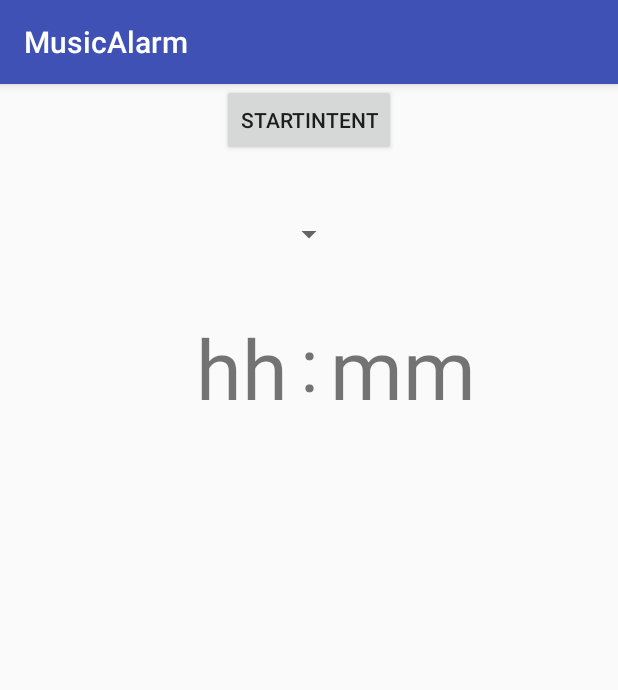
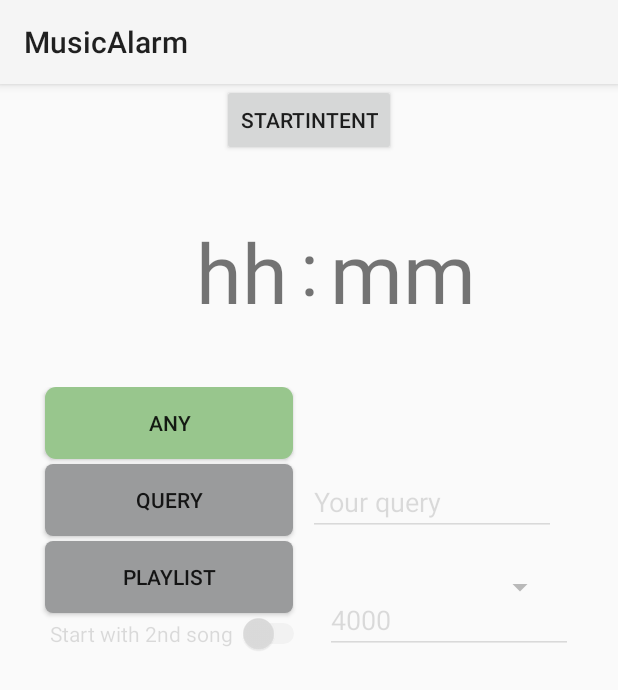
Before and after one commit to Drop92/MusicAlarm, an Android app: the screen it shows after launch (MainActivity), on a phone screen of 412 x 824 dp. Shown: the top 690 px of the screen. Run offline under Robolectric (Android 15) with nearby library versions, the phone set to English and light mode, and no system bars; 1 statement that could not run was skipped.

Commit message:
add playback config fragment

```diff
--- a/build.gradle
+++ b/build.gradle
@@ -7,7 +7,7 @@ buildscript {
         jcenter()
     }
     dependencies {
-        classpath 'com.android.tools.build:gradle:3.1.0'
+        classpath 'com.android.tools.build:gradle:3.1.1'
         classpath "org.jetbrains.kotlin:kotlin-gradle-plugin:$kotlin_version"
 
         // NOTE: Do not place your application dependencies here; they belong
--- a/mobile/src/main/AndroidManifest.xml
+++ b/mobile/src/main/AndroidManifest.xml
@@ -8,7 +8,7 @@
         android:label="@string/app_name"
         android:roundIcon="@mipmap/ic_launcher_round"
         android:supportsRtl="true"
-        android:theme="@style/AppTheme">
+        android:theme="@style/Theme.AppCompat.DayNight">
         <activity android:name=".MainActivity">
             <intent-filter>
                 <action android:name="android.intent.action.MAIN" />
--- a/mobile/src/main/java/com/drop92/musicalarm/MainActivity.kt
+++ b/mobile/src/main/java/com/drop92/musicalarm/MainActivity.kt
@@ -3,28 +3,26 @@ package com.drop92.musicalarm
 import android.app.AlarmManager
 import android.content.Context
 import android.content.Intent
-import android.net.Uri
 import android.support.v7.app.AppCompatActivity
 import android.os.Bundle
 import android.util.Log
-import android.widget.ArrayAdapter
 import android.widget.Toast
+import com.drop92.musicalarm.fragment.PlaybackConfigFragment
 import com.drop92.musicalarm.fragment.TimePickerFragment
 import com.drop92.musicalarm.model.PlaybackType
 import kotlinx.android.synthetic.main.activity_main.*
 import java.util.*
-import kotlin.collections.ArrayList
 import kotlin.concurrent.timerTask
 
-class MainActivity : AppCompatActivity(), TimePickerFragment.OnFragmentInteractionListener {
-    private val TAG = "Debug"
+class MainActivity : AppCompatActivity(), TimePickerFragment.OnTimePickerFragmentInteractionListener, PlaybackConfigFragment.OnPlaybackConfigFragmentInteractionListener {
     private val FEELING_LUCKY_QUERY = ""
-    private val NEXT_SONG_TIMEOUT = 5000
+    private val NEXT_SONG_TO_DEFAULT = 4000L
 
     private lateinit var am: AlarmManager
     private lateinit var con: Context
-    private lateinit var playbackType: PlaybackType
-    private lateinit var playbackQuery: String
+    private var playbackType: PlaybackType = PlaybackType.SMART_CHOICE_QUERY
+    private var playbackQuery: String = FEELING_LUCKY_QUERY
+    private var nextSongTO: Long = NEXT_SONG_TO_DEFAULT
 
     override fun onCreate(savedInstanceState: Bundle?) {
         super.onCreate(savedInstanceState)
@@ -36,20 +34,6 @@ class MainActivity : AppCompatActivity(), TimePickerFragment.OnFragmentInteracti
 
         am = getSystemService(Context.ALARM_SERVICE) as AlarmManager
         con = this
-
-        setPlaybackQuery(FEELING_LUCKY_QUERY)
-        setPlaybackType(PlaybackType.SMART_CHOICE_QUERY)
-
-        Thread({fetchPlaylists()}).start()
-    }
-
-    private fun fetchPlaylists() {
-        var playlists = findPlaylists()
-        runOnUiThread({playlist_spinner.adapter = ArrayAdapter(this, android.R.layout.simple_spinner_dropdown_item, playlists)})
-    }
-
-    private fun getSelectedPlaylist(): String {
-        return playlist_spinner.getSelectedItem().toString()
     }
 
     private fun setPlaybackType(newPlaybackType: PlaybackType) {
@@ -57,6 +41,10 @@ class MainActivity : AppCompatActivity(), TimePickerFragment.OnFragmentInteracti
     }
     private fun setPlaybackQuery(newPlaybackQuery: String) {
         playbackQuery = newPlaybackQuery
+    }
+
+    private fun setNextSongTO(newTO: Long) {
+        nextSongTO = newTO
     }
 
     private fun scheduleAlarm(msTimeout: Long) {
@@ -78,21 +66,6 @@ class MainActivity : AppCompatActivity(), TimePickerFragment.OnFragmentInteracti
         scheduleAlarm(5 * 60 * 1000)
     }
 
-    private fun findPlaylists(): ArrayList<String> {
-        Thread.sleep(5000)
-        var playLists = arrayListOf<String>()
-        val projection = arrayOf("playlist_name")
-        val playlistUri = Uri.parse("content://com.google.android.music.MusicContent/playlists")
-        val playlistCursor = contentResolver.query(playlistUri, projection, null, null, null)
-        if (playlistCursor!!.count > 0) {
-            playlistCursor.moveToFirst()
-            do {
-                playLists.add(playlistCursor.getString(0))
-            } while (playlistCursor.moveToNext())
-        }
-        return playLists
-    }
-
     private fun playNextSong(msTimeout: Long) {
         //workaround to play next song from GM instead of first (it is annoying that GM can't shuffle playlist prior playing)
         //TBD check how it works, probably it can be easier to set up first track as "10 sec silence"
@@ -106,7 +79,19 @@ class MainActivity : AppCompatActivity(), TimePickerFragment.OnFragmentInteracti
        sendBroadcast(i)
     }
 
-    override fun onFragmentInteraction(time: Long) {
+    override fun onAlarmTimestampChanged(time: Long) {
         Log.d("!!!!", "fragment Stuff " + time)
     }
+
+    override fun onPlaybackTypeChanged(newType: PlaybackType) {
+        Log.d("!!!!", "fragment Stuff " + newType)
+
+    }
+    override fun onPlaybackQueryChanged(newQuery: String){
+        Log.d("!!!!", "fragment Stuff " + newQuery)
+
+    }
+    override fun onPlaybackNextSongTimeoutChanged(msNewTimeout: Long){
+        Log.d("!!!!", "fragment Stuff " + msNewTimeout)
+    }
 }
--- /dev/null
+++ b/mobile/src/main/java/com/drop92/musicalarm/fragment/PlaybackConfigFragment.kt
@@ -0,0 +1,275 @@
+package com.drop92.musicalarm.fragment
+
+import android.content.Context
+import android.net.Uri
+import android.os.Bundle
+import android.support.v4.app.Fragment
+import android.view.LayoutInflater
+import android.view.View
+import android.view.ViewGroup
+import android.view.inputmethod.EditorInfo
+import android.widget.ArrayAdapter
+
+import com.drop92.musicalarm.R
+import com.drop92.musicalarm.model.PlaybackType
+import kotlinx.android.synthetic.main.fragment_playback_config.*
+import android.widget.AdapterView
+import android.widget.AdapterView.OnItemSelectedListener
+
+
+// TODO: Rename parameter arguments, choose names that match
+// the fragment initialization parameters, e.g. ARG_ITEM_NUMBER
+private const val ARG_PARAM1 = "param1"
+private const val ARG_PARAM2 = "param2"
+
+/**
+ * A simple [Fragment] subclass.
+ * Activities that contain this fragment must implement the
+ * [PlaybackConfigFragment.OnPlaybackConfigFragmentInteractionListener] interface
+ * to handle interaction events.
+ * Use the [PlaybackConfigFragment.newInstance] factory method to
+ * create an instance of this fragment.
+ *
+ */
+class PlaybackConfigFragment : Fragment() {
+    // TODO: Rename and change types of parameters
+    private var param1: String? = null
+    private var param2: String? = null
+    private var listener: OnPlaybackConfigFragmentInteractionListener? = null
+
+    private var pbQuery: String =""
+    private var pbNextSongTimeout: Long = 4000
+
+    override fun onCreate(savedInstanceState: Bundle?) {
+        super.onCreate(savedInstanceState)
+        arguments?.let {
+            param1 = it.getString(ARG_PARAM1)
+            param2 = it.getString(ARG_PARAM2)
+        }
+    }
+
+    override fun onCreateView(inflater: LayoutInflater, container: ViewGroup?,
+                              savedInstanceState: Bundle?): View? {
+        // Inflate the layout for this fragment
+        return inflater.inflate(R.layout.fragment_playback_config, container, false)
+    }
+
+    override fun onActivityCreated(savedInstanceState: Bundle?) {
+       super.onActivityCreated(savedInstanceState)
+        tapAnyButton()
+
+        Thread({fetchPlaylists()}).start()
+
+        playback_any_btn.setOnClickListener {
+            tapAnyButton()
+        }
+
+        playback_query_btn.setOnClickListener {
+            tapQueryButton("")
+        }
+
+        playback_playlist_btn.setOnClickListener {
+            tapPlaylistButton("")
+        }
+
+        playback_next_song_switch.setOnCheckedChangeListener { _, isChecked ->
+            run {
+                if (isChecked)
+                    enableView(playback_2nd_song_timeout_edit_text)
+                else
+                    disableView(playback_2nd_song_timeout_edit_text)
+            }
+        }
+
+        playback_query_edit_text.setOnEditorActionListener {
+            _, keyCode, _ ->
+
+            if (keyCode == EditorInfo.IME_ACTION_DONE) {
+                pbQuery = playback_query_edit_text.text.toString()
+                notifyQueryChanged(pbQuery)
+                true
+            }
+            false
+        }
+
+        playback_playlist_spinner.onItemSelectedListener = object : OnItemSelectedListener {
+            override fun onItemSelected(parentView: AdapterView<*>, selectedItemView: View, position: Int, id: Long) {
+                notifyPlaylistChanged(parentView.adapter.getItem(position).toString())
+            }
+
+            override fun onNothingSelected(parentView: AdapterView<*>) {
+                // your code here
+            }
+        }
+
+        playback_2nd_song_timeout_edit_text.setOnEditorActionListener {
+            _, keyCode, _ ->
+
+            if (keyCode == EditorInfo.IME_ACTION_DONE) {
+                pbNextSongTimeout = playback_2nd_song_timeout_edit_text.text.toString().toLong()
+                notifyNextSongTimeoutChanged(pbNextSongTimeout)
+                true
+            }
+            false
+        }
+    }
+
+    private fun tapAnyButton() {
+        setAnyUI()
+        notifyQueryChanged("")
+        notifyPlaybackTypeChanged(PlaybackType.SMART_CHOICE_QUERY)
+    }
+
+    private fun tapQueryButton(query: String) {
+        setActiveQueryButton()
+        notifyQueryChanged(pbQuery)
+        notifyPlaybackTypeChanged(PlaybackType.SMART_CHOICE_QUERY)
+    }
+
+    private fun tapPlaylistButton(playlistName: String) {
+        setActivePlaylistButton()
+        notifyPlaylistChanged(getSelectedPlaylist())
+        notifyPlaybackTypeChanged(PlaybackType.PLAYLIST_SHUFFLE)
+    }
+
+    private fun setAnyUI(){
+        playback_any_btn.setBackgroundResource(R.drawable.playback_fragment_button_pressed)
+        playback_query_btn.setBackgroundResource(R.drawable.playback_fragment_button)
+        playback_playlist_btn.setBackgroundResource(R.drawable.playback_fragment_button)
+
+        disableView(playback_query_edit_text)
+        disableView(playback_playlist_spinner)
+        disableView(playback_next_song_switch)
+        disableView(playback_2nd_song_timeout_edit_text)
+    }
+
+    private fun setActivePlaylistButton(){
+        playback_any_btn.setBackgroundResource(R.drawable.playback_fragment_button)
+        playback_query_btn.setBackgroundResource(R.drawable.playback_fragment_button)
+        playback_playlist_btn.setBackgroundResource(R.drawable.playback_fragment_button_pressed)
+
+        disableView(playback_query_edit_text)
+        enableView(playback_playlist_spinner)
+        enableView(playback_next_song_switch)
+
+        if (playback_next_song_switch.isChecked)
+            enableView(playback_2nd_song_timeout_edit_text)
+        else
+            disableView(playback_2nd_song_timeout_edit_text)
+    }
+
+    private fun setActiveQueryButton() {
+        playback_any_btn.setBackgroundResource(R.drawable.playback_fragment_button)
+        playback_query_btn.setBackgroundResource(R.drawable.playback_fragment_button_pressed)
+        playback_playlist_btn.setBackgroundResource(R.drawable.playback_fragment_button)
+
+        enableView(playback_query_edit_text)
+        disableView(playback_playlist_spinner)
+        disableView(playback_next_song_switch)
+        disableView(playback_2nd_song_timeout_edit_text)
+    }
+
+    private fun disableView(v: View) {
+        v.alpha = 0.5f
+        v.isEnabled = false
+        v.isClickable = false
+    }
+
+    private fun enableView(v: View) {
+        v.alpha = 1f
+        v.isEnabled = true
+        v.isClickable = true
+    }
+
+    private fun fetchPlaylists() {
+        var playlists = findPlaylists()
+        activity?.runOnUiThread({playback_playlist_spinner.adapter = ArrayAdapter(context, android.R.layout.simple_spinner_dropdown_item, playlists) })
+    }
+
+    private fun findPlaylists(): ArrayList<String> {
+        var playLists = arrayListOf<String>()
+        val projection = arrayOf("playlist_name")
+        val playlistUri = Uri.parse("content://com.google.android.music.MusicContent/playlists")
+        val playlistCursor = context?.contentResolver?.query(playlistUri, projection, null, null, null)
+        if (playlistCursor!!.count > 0) {
+            playlistCursor.moveToFirst()
+            do {
+                playLists.add(playlistCursor.getString(0))
+            } while (playlistCursor.moveToNext())
+        }
+        return playLists
+    }
+
+    private fun getSelectedPlaylist(): String {
+        return playback_playlist_spinner.selectedItem.toString()
+    }
+
+    override fun onAttach(context: Context) {
+        super.onAttach(context)
+        if (context is OnPlaybackConfigFragmentInteractionListener) {
+            listener = context
+        } else {
+            throw RuntimeException(context.toString() + " must implement OnTimePickerFragmentInteractionListener")
+        }
+    }
+
+    override fun onDetach() {
+        super.onDetach()
+        listener = null
+    }
+
+
+    private fun notifyPlaylistChanged(plQuery: String) {
+        listener?.onPlaybackQueryChanged(plQuery)
+    }
+
+    private fun notifyQueryChanged(query: String) {
+        listener?.onPlaybackQueryChanged(query)
+    }
+
+    private fun notifyNextSongTimeoutChanged(msTimeout: Long) {
+        listener?.onPlaybackNextSongTimeoutChanged(msTimeout)
+    }
+
+    private fun notifyPlaybackTypeChanged(newType: PlaybackType) {
+        listener?.onPlaybackTypeChanged(newType)
+    }
+
+    /**
+     * This interface must be implemented by activities that contain this
+     * fragment to allow an interaction in this fragment to be communicated
+     * to the activity and potentially other fragments contained in that
+     * activity.
+     *
+     *
+     * See the Android Training lesson [Communicating with Other Fragments]
+     * (http://developer.android.com/training/basics/fragments/communicating.html)
+     * for more information.
+     */
+    interface OnPlaybackConfigFragmentInteractionListener {
+        // TODO: Update argument type and name
+        fun onPlaybackTypeChanged(newType: PlaybackType)
+        fun onPlaybackQueryChanged(newQuery: String)
+        fun onPlaybackNextSongTimeoutChanged(msNewTimeout: Long)
+    }
+
+    companion object {
+        /**
+         * Use this factory method to create a new instance of
+         * this fragment using the provided parameters.
+         *
+         * @param param1 Parameter 1.
+         * @param param2 Parameter 2.
+         * @return A new instance of fragment PlaybackConfigFragment.
+         */
+        // TODO: Rename and change types and number of parameters
+        @JvmStatic
+        fun newInstance(param1: String, param2: String) =
+                PlaybackConfigFragment().apply {
+                    arguments = Bundle().apply {
+                        putString(ARG_PARAM1, param1)
+                        putString(ARG_PARAM2, param2)
+                    }
+                }
+    }
+}
--- a/mobile/src/main/java/com/drop92/musicalarm/fragment/TimePickerFragment.kt
+++ b/mobile/src/main/java/com/drop92/musicalarm/fragment/TimePickerFragment.kt
@@ -1,6 +1,5 @@
 package com.drop92.musicalarm.fragment
 
-import android.app.AlertDialog.THEME_DEVICE_DEFAULT_DARK
 import android.app.TimePickerDialog
 import android.content.Context
 import android.os.Bundle
@@ -23,7 +22,7 @@ private const val ARG_MINUTES = "param2"
 /**
  * A simple [Fragment] subclass.
  * Activities that contain this fragment must implement the
- * [TimePickerFragment.OnFragmentInteractionListener] interface
+ * [TimePickerFragment.OnTimePickerFragmentInteractionListener] interface
  * to handle interaction events.
  * Use the [TimePickerFragment.newInstance] factory method to
  * create an instance of this fragment.
@@ -33,7 +32,7 @@ class TimePickerFragment : Fragment(), TimePickerDialog.OnTimeSetListener {
     // TODO: Rename and change types of parameters
     private var hours: Int? = null
     private var minutes: Int? = null
-    private var listener: OnFragmentInteractionListener? = null
+    private var listener: OnTimePickerFragmentInteractionListener? = null
 
     override fun onCreate(savedInstanceState: Bundle?) {
         super.onCreate(savedInstanceState)
@@ -46,12 +45,12 @@ class TimePickerFragment : Fragment(), TimePickerDialog.OnTimeSetListener {
     override fun onActivityCreated(savedInstanceState: Bundle?) {
         super.onActivityCreated(savedInstanceState)
 
-        widget.setOnClickListener {
+        time_picker_widget.setOnClickListener {
             val calendar = Calendar.getInstance()
             val hour = calendar.get(Calendar.HOUR_OF_DAY)
             val minute = calendar.get(Calendar.MINUTE)
 
-            val tpd = TimePickerDialog(activity,THEME_DEVICE_DEFAULT_DARK, this, hour, minute, true)
+            val tpd = TimePickerDialog(activity,this, hour, minute, true)
             tpd.show()
         }
     }
@@ -67,14 +66,14 @@ class TimePickerFragment : Fragment(), TimePickerDialog.OnTimeSetListener {
         var formatter = SimpleDateFormat("yyyy/MM/dd")
         val today = formatter.format(date)
 
-        var result:Long = formatter.parse(today).time
+        var resultAlarmTimestamp:Long = formatter.parse(today).time
 
-        result += hourOfDay * 60 * 60 * 1000 + minute * 60 * 1000
+        resultAlarmTimestamp += hourOfDay * 60 * 60 * 1000 + minute * 60 * 1000
 
-        if (result < System.currentTimeMillis())
-            result += 24 * 60 * 60 * 1000
+        if (resultAlarmTimestamp < System.currentTimeMillis())
+            resultAlarmTimestamp += 24 * 60 * 60 * 1000
 
-        listener?.onFragmentInteraction(result)
+        listener?.onAlarmTimestampChanged(resultAlarmTimestamp)
     }
 
     override fun onCreateView(inflater: LayoutInflater, container: ViewGroup?,
@@ -85,10 +84,10 @@ class TimePickerFragment : Fragment(), TimePickerDialog.OnTimeSetListener {
 
     override fun onAttach(context: Context) {
         super.onAttach(context)
-        if (context is OnFragmentInteractionListener) {
+        if (context is OnTimePickerFragmentInteractionListener) {
             listener = context
         } else {
-            throw RuntimeException(context.toString() + " must implement OnFragmentInteractionListener")
+            throw RuntimeException(context.toString() + " must implement OnTimePickerFragmentInteractionListener")
         }
     }
 
@@ -108,9 +107,9 @@ class TimePickerFragment : Fragment(), TimePickerDialog.OnTimeSetListener {
      * (http://developer.android.com/training/basics/fragments/communicating.html)
      * for more information.
      */
-    interface OnFragmentInteractionListener {
+    interface OnTimePickerFragmentInteractionListener {
         // TODO: Update argument type and name
-        fun onFragmentInteraction(timestamp: Long)
+        fun onAlarmTimestampChanged(timestamp: Long)
     }
 
     companion object {
--- /dev/null
+++ b/mobile/src/main/res/drawable/playback_fragment_button.xml
@@ -0,0 +1,11 @@
+<?xml version="1.0" encoding="utf-8"?>
+<selector xmlns:android="http://schemas.android.com/apk/res/android">
+    <item> <!-- default -->
+        <shape>
+            <solid
+                android:color="@color/button_default"/>
+            <corners
+                android:radius="5dp" />
+        </shape>
+    </item>
+</selector>
--- /dev/null
+++ b/mobile/src/main/res/drawable/playback_fragment_button_pressed.xml
@@ -0,0 +1,11 @@
+<?xml version="1.0" encoding="utf-8"?>
+<selector xmlns:android="http://schemas.android.com/apk/res/android">
+    <item> <!-- default -->
+        <shape>
+            <solid
+                android:color="@color/button_pressed"/>
+            <corners
+                android:radius="7dp" />
+        </shape>
+    </item>
+</selector>
--- a/mobile/src/main/res/layout/activity_main.xml
+++ b/mobile/src/main/res/layout/activity_main.xml
@@ -15,15 +15,6 @@
         app:layout_constraintRight_toRightOf="parent"
         app:layout_constraintTop_toTopOf="parent"/>
 
-    <Spinner
-        android:id="@+id/playlist_spinner"
-        android:layout_width="wrap_content"
-        android:layout_height="wrap_content"
-        android:layout_marginTop="40dp"
-        app:layout_constraintLeft_toLeftOf="parent"
-        app:layout_constraintRight_toRightOf="parent"
-        app:layout_constraintTop_toBottomOf="@+id/btn_start_intent" />
-
     <fragment
         android:id="@+id/headlines_fragment"
         android:name="com.drop92.musicalarm.fragment.TimePickerFragment"
@@ -33,6 +24,17 @@
         android:layout_marginTop="40dp"
         app:layout_constraintLeft_toLeftOf="parent"
         app:layout_constraintRight_toRightOf="parent"
-        app:layout_constraintTop_toBottomOf="@+id/playlist_spinner" />
+        app:layout_constraintTop_toBottomOf="@+id/btn_start_intent" />
+
+    <fragment
+        android:id="@+id/headlines_fragment_2"
+        android:name="com.drop92.musicalarm.fragment.PlaybackConfigFragment"
+        android:layout_width="match_parent"
+        android:layout_height="wrap_content"
+        android:layout_weight="1"
+        android:layout_marginTop="40dp"
+        app:layout_constraintLeft_toLeftOf="parent"
+        app:layout_constraintRight_toRightOf="parent"
+        app:layout_constraintTop_toBottomOf="@+id/headlines_fragment" />
 
 </android.support.constraint.ConstraintLayout>
--- /dev/null
+++ b/mobile/src/main/res/layout/fragment_playback_config.xml
@@ -0,0 +1,85 @@
+<?xml version="1.0" encoding="utf-8"?>
+<FrameLayout xmlns:android="http://schemas.android.com/apk/res/android"
+    xmlns:tools="http://schemas.android.com/tools"
+    android:layout_width="match_parent"
+    android:layout_height="match_parent"
+    tools:context=".fragment.PlaybackConfigFragment">
+
+    <RelativeLayout
+        android:id="@+id/playback_config_widget"
+        android:layout_width="match_parent"
+        android:layout_height="match_parent"
+        android:layout_gravity="center">
+
+        <Button
+            android:id="@+id/playback_any_btn"
+            android:layout_width="165dp"
+            android:layout_height="wrap_content"
+            android:layout_alignParentStart="true"
+            android:layout_alignParentTop="true"
+            android:layout_marginStart="30dp"
+            android:background="@drawable/playback_fragment_button"
+            android:text="Any" />
+
+        <Button
+            android:id="@+id/playback_query_btn"
+            android:layout_width="165dp"
+            android:layout_height="wrap_content"
+            android:layout_alignStart="@+id/playback_any_btn"
+            android:layout_below="@id/playback_any_btn"
+            android:background="@drawable/playback_fragment_button"
+            android:layout_marginTop="3dp"
+            android:text="Query" />
+
+        <Button
+            android:id="@+id/playback_playlist_btn"
+            android:layout_width="165dp"
+            android:layout_height="wrap_content"
+            android:layout_alignStart="@+id/playback_query_btn"
+            android:layout_below="@+id/playback_query_btn"
+            android:background="@drawable/playback_fragment_button"
+            android:layout_marginTop="3dp"
+            android:text="Playlist" />
+
+        <Switch
+            android:id="@+id/playback_next_song_switch"
+            android:layout_width="wrap_content"
+            android:layout_height="wrap_content"
+            android:layout_alignStart="@id/playback_any_btn"
+            android:layout_below="@+id/playback_playlist_btn"
+            android:text=" Start with 2nd song " />
+
+        <EditText
+            android:id="@+id/playback_query_edit_text"
+            android:layout_width="165dp"
+            android:layout_height="wrap_content"
+            android:layout_alignBottom="@+id/playback_query_btn"
+            android:layout_marginStart="10dp"
+            android:layout_toEndOf="@+id/playback_query_btn"
+            android:text="Your query"
+            android:imeOptions="actionDone"
+            android:cursorVisible="false"
+            android:inputType="text"/>
+
+        <Spinner
+            android:id="@+id/playback_playlist_spinner"
+            android:layout_width="165dp"
+            android:layout_height="wrap_content"
+            android:layout_alignBottom="@+id/playback_playlist_btn"
+            android:layout_toEndOf="@+id/playback_playlist_btn"
+            android:layout_marginBottom="5dp"
+            android:layout_marginStart="10dp" />
+
+        <EditText
+            android:id="@+id/playback_2nd_song_timeout_edit_text"
+            android:layout_width="165dp"
+            android:layout_height="wrap_content"
+            android:layout_alignBottom="@+id/playback_next_song_switch"
+            android:layout_marginStart="10dp"
+            android:layout_toEndOf="@+id/playback_next_song_switch"
+            android:cursorVisible="false"
+            android:text="4000"
+            android:inputType="numberDecimal"/>
+
+    </RelativeLayout>
+</FrameLayout>
--- a/mobile/src/main/res/layout/fragment_time_picker.xml
+++ b/mobile/src/main/res/layout/fragment_time_picker.xml
@@ -6,7 +6,7 @@
     tools:context=".fragment.TimePickerFragment">
 
     <RelativeLayout
-        android:id="@+id/widget"
+        android:id="@+id/time_picker_widget"
         android:layout_width="match_parent"
         android:layout_height="match_parent"
         android:layout_gravity="center">
--- a/mobile/src/main/res/values/colors.xml
+++ b/mobile/src/main/res/values/colors.xml
@@ -3,4 +3,7 @@
     <color name="colorPrimary">#3F51B5</color>
     <color name="colorPrimaryDark">#303F9F</color>
     <color name="colorAccent">#FF4081</color>
+    <color name="button_pressed">#98c68d</color>
+    <color name="button_focused">#ff8a00</color>
+    <color name="button_default">#9a9b9c</color>
 </resources>
```
